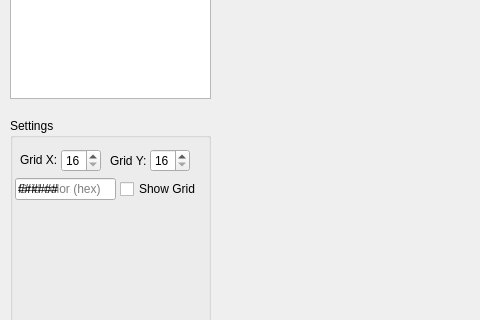
Qt form editor/main_window.ui (Malekblubb/revenge_of_the_pixel_cat) before a commit; both pictures show x 0 to 480 and y 282 to 602 of the 1269 by 716 pixel window.
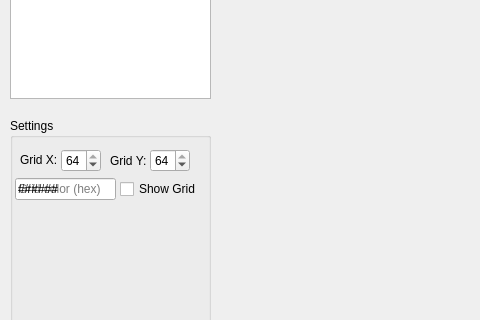
The same form after that commit. Custom widgets are drawn as their Qt base class.

Commit message: ui: setting default grid size to 64;64

The edit to the form file:
```diff
--- a/editor/main_window.ui
+++ b/editor/main_window.ui
@@ -104,7 +104,7 @@
       <number>16</number>
      </property>
      <property name="value">
-      <number>16</number>
+      <number>64</number>
      </property>
     </widget>
     <widget class="QSpinBox" name="sb_grid_y">
@@ -126,7 +126,7 @@
       <number>16</number>
      </property>
      <property name="value">
-      <number>16</number>
+      <number>64</number>
      </property>
     </widget>
     <widget class="QLabel" name="label_3">
```
